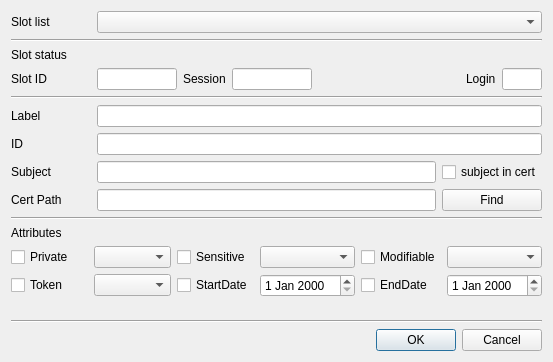
This is CryptokiMan/import_cert_dlg.ui in jykim74/CryptokiMan as Qt 5 draws it before an edit. The edited form follows.
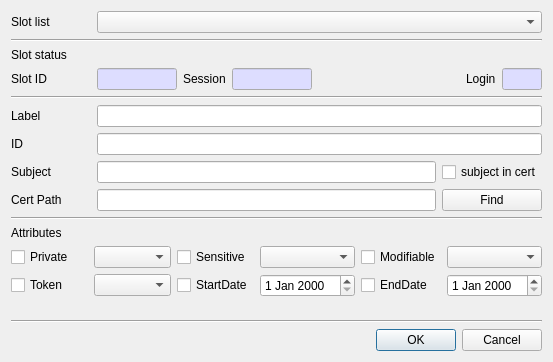
This is the edited form.

The edit to the form file:
```diff
--- a/CryptokiMan/import_cert_dlg.ui
+++ b/CryptokiMan/import_cert_dlg.ui
@@ -71,6 +71,43 @@
          <height>16777215</height>
         </size>
        </property>
+       <property name="palette">
+        <palette>
+         <active>
+          <colorrole role="Base">
+           <brush brushstyle="SolidPattern">
+            <color alpha="255">
+             <red>221</red>
+             <green>221</green>
+             <blue>255</blue>
+            </color>
+           </brush>
+          </colorrole>
+         </active>
+         <inactive>
+          <colorrole role="Base">
+           <brush brushstyle="SolidPattern">
+            <color alpha="255">
+             <red>221</red>
+             <green>221</green>
+             <blue>255</blue>
+            </color>
+           </brush>
+          </colorrole>
+         </inactive>
+         <disabled>
+          <colorrole role="Base">
+           <brush brushstyle="SolidPattern">
+            <color alpha="255">
+             <red>240</red>
+             <green>240</green>
+             <blue>240</blue>
+            </color>
+           </brush>
+          </colorrole>
+         </disabled>
+        </palette>
+       </property>
       </widget>
      </item>
      <item row="0" column="3">
@@ -81,6 +118,43 @@
          <height>16777215</height>
         </size>
        </property>
+       <property name="palette">
+        <palette>
+         <active>
+          <colorrole role="Base">
+           <brush brushstyle="SolidPattern">
+            <color alpha="255">
+             <red>221</red>
+             <green>221</green>
+             <blue>255</blue>
+            </color>
+           </brush>
+          </colorrole>
+         </active>
+         <inactive>
+          <colorrole role="Base">
+           <brush brushstyle="SolidPattern">
+            <color alpha="255">
+             <red>221</red>
+             <green>221</green>
+             <blue>255</blue>
+            </color>
+           </brush>
+          </colorrole>
+         </inactive>
+         <disabled>
+          <colorrole role="Base">
+           <brush brushstyle="SolidPattern">
+            <color alpha="255">
+             <red>240</red>
+             <green>240</green>
+             <blue>240</blue>
+            </color>
+           </brush>
+          </colorrole>
+         </disabled>
+        </palette>
+       </property>
       </widget>
      </item>
      <item row="0" column="2">
@@ -98,6 +172,43 @@
          <height>16777215</height>
         </size>
        </property>
+       <property name="palette">
+        <palette>
+         <active>
+          <colorrole role="Base">
+           <brush brushstyle="SolidPattern">
+            <color alpha="255">
+             <red>221</red>
+             <green>221</green>
+             <blue>255</blue>
+            </color>
+           </brush>
+          </colorrole>
+         </active>
+         <inactive>
+          <colorrole role="Base">
+           <brush brushstyle="SolidPattern">
+            <color alpha="255">
+             <red>221</red>
+             <green>221</green>
+             <blue>255</blue>
+            </color>
+           </brush>
+          </colorrole>
+         </inactive>
+         <disabled>
+          <colorrole role="Base">
+           <brush brushstyle="SolidPattern">
+            <color alpha="255">
+             <red>240</red>
+             <green>240</green>
+             <blue>240</blue>
+            </color>
+           </brush>
+          </colorrole>
+         </disabled>
+        </palette>
+       </property>
       </widget>
      </item>
      <item row="0" column="0">
```
